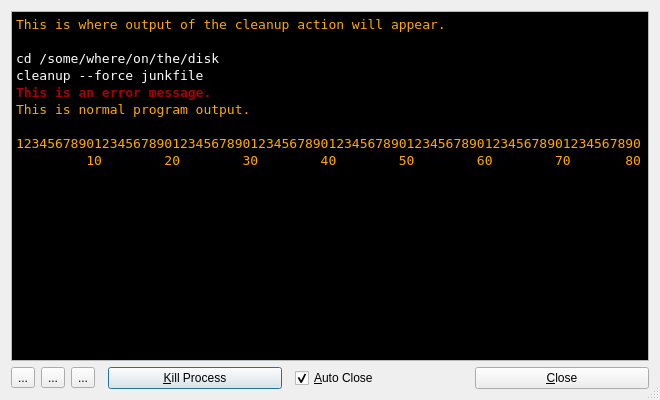
Lithopsian/qdirstat, file src/output-window.ui: the form before one commit.
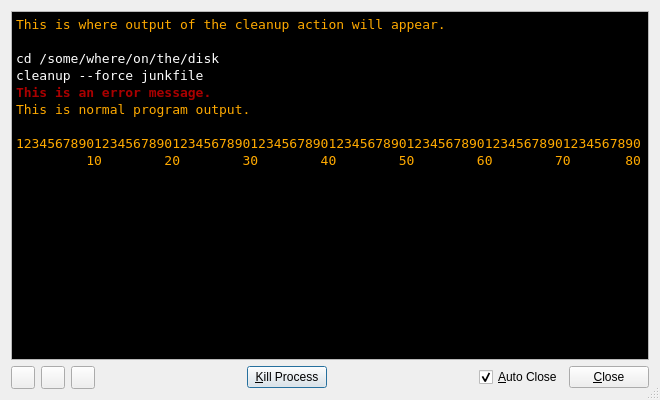
The form after the commit. Icons and pictures are not drawn.

```diff
--- a/src/output-window.ui
+++ b/src/output-window.ui
@@ -157,9 +157,6 @@
     <layout class="QHBoxLayout" name="horizontalLayout">
      <item>
       <widget class="QToolButton" name="zoomInButton">
-       <property name="text">
-        <string>...</string>
-       </property>
        <property name="icon">
         <iconset resource="icons.qrc">
          <normaloff>:/icons/zoom-in.png</normaloff>:/icons/zoom-in.png</iconset>
@@ -168,9 +165,6 @@
      </item>
      <item>
       <widget class="QToolButton" name="zoomOutButton">
-       <property name="text">
-        <string>...</string>
-       </property>
        <property name="icon">
         <iconset resource="icons.qrc">
          <normaloff>:/icons/zoom-out.png</normaloff>:/icons/zoom-out.png</iconset>
@@ -179,9 +173,6 @@
      </item>
      <item>
       <widget class="QToolButton" name="resetZoomButton">
-       <property name="text">
-        <string>...</string>
-       </property>
        <property name="icon">
         <iconset resource="icons.qrc">
          <normaloff>:/icons/zoom-best-fit.png</normaloff>:/icons/zoom-best-fit.png</iconset>
@@ -193,6 +184,12 @@
        <property name="orientation">
         <enum>Qt::Horizontal</enum>
        </property>
+       <property name="sizeHint" stdset="0">
+        <size>
+         <width>0</width>
+         <height>0</height>
+        </size>
+       </property>
       </spacer>
      </item>
      <item>
@@ -207,6 +204,12 @@
        <property name="orientation">
         <enum>Qt::Horizontal</enum>
        </property>
+       <property name="sizeHint" stdset="0">
+        <size>
+         <width>0</width>
+         <height>0</height>
+        </size>
+       </property>
       </spacer>
      </item>
      <item>
```
Left out of the diff: 12 changed lines with no effect on the pictures.
